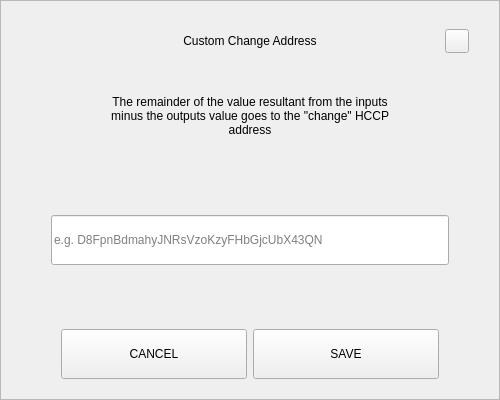
The window that src/qt/pivx/forms/sendchangeaddressdialog.ui (KingricharVD/NestEGG) describes before a commit, drawn with Qt 5.
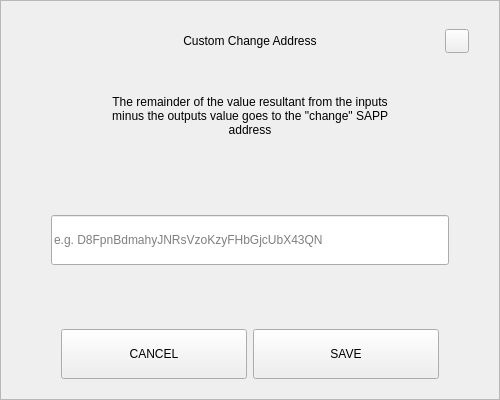
The same window after the commit.

Patch:
```diff
--- a/src/qt/pivx/forms/sendchangeaddressdialog.ui
+++ b/src/qt/pivx/forms/sendchangeaddressdialog.ui
@@ -164,7 +164,7 @@
          </size>
         </property>
         <property name="text">
-         <string>The remainder of the value resultant from the inputs minus the outputs value goes to the &quot;change&quot; HCCP address</string>
+         <string>The remainder of the value resultant from the inputs minus the outputs value goes to the &quot;change&quot; SAPP address</string>
         </property>
         <property name="alignment">
          <set>Qt::AlignCenter</set>
```
